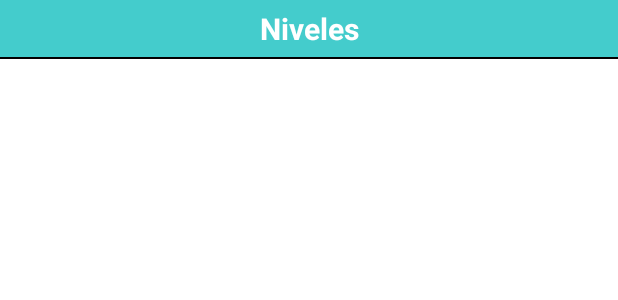
After one commit to DanielaMoreiraTorres/ToLan, an Android app: the layout fragment_niveles.xml on its own in the app's theme, with its tools: preview values and no code run, on a phone screen of 412 x 824 dp. The commit adds this screen. Shown: the top 300 px of the screen. Run offline under Robolectric (Android 15) with nearby library versions, the phone set to English and light mode, and no system bars; Roboto replaces fonts that are not available here.

Commit message:
REGISTER API USER AND CREATE FRAGMENT NIVELES

```diff
--- a/app/build.gradle
+++ b/app/build.gradle
@@ -39,6 +39,7 @@ dependencies {
     implementation 'com.squareup.retrofit2:retrofit:2.5.0'
     implementation 'com.squareup.retrofit2:converter-gson:2.5.0'
     implementation 'com.android.volley:volley:1.1.1'
+    implementation 'androidx.legacy:legacy-support-v4:1.0.0'
 
     testImplementation 'junit:junit:4.+'
     androidTestImplementation 'androidx.test.ext:junit:1.1.3'
--- /dev/null
+++ b/app/src/main/res/layout/fragment_niveles.xml
@@ -0,0 +1,44 @@
+<?xml version="1.0" encoding="utf-8"?>
+<FrameLayout xmlns:android="http://schemas.android.com/apk/res/android"
+    xmlns:tools="http://schemas.android.com/tools"
+    android:layout_width="match_parent"
+    android:layout_height="match_parent"
+    tools:context=".fragments.Niveles">
+
+    <LinearLayout
+        android:layout_width="match_parent"
+        android:layout_height="match_parent"
+        android:orientation="vertical">
+
+        <TextView
+            android:id="@+id/lblTiTleNiv"
+            android:layout_width="match_parent"
+            android:layout_height="wrap_content"
+            android:layout_centerHorizontal="true"
+            android:layout_centerVertical="true"
+            android:background="@color/principal"
+            android:padding="5dp"
+            android:text="@string/niveles"
+            android:textAlignment="center"
+            android:textColor="@color/white"
+            android:textSize="20sp"
+            android:textStyle="bold" />
+
+        <LinearLayout
+            android:layout_width="match_parent"
+            android:layout_height="1dp"
+            android:background="@color/secundario"
+            android:orientation="horizontal" />
+
+        <androidx.recyclerview.widget.RecyclerView
+            android:id="@+id/rcvNiveles"
+            android:layout_width="match_parent"
+            android:layout_height="wrap_content"
+            android:layout_marginStart="5dp"
+            android:layout_marginTop="10dp"
+            android:layout_marginEnd="5dp"
+            android:layout_marginBottom="10dp" />
+
+    </LinearLayout>
+
+</FrameLayout>
--- a/app/src/main/res/values/strings.xml
+++ b/app/src/main/res/values/strings.xml
@@ -13,5 +13,10 @@
     <string name="niveles">Niveles</string>
     <string name="subniveles">Subniveles</string>
     <string name="actividades">Actividades</string>
+    <!-- Fragment Niveles -->
+    <string name="titleNiv">Niveles</string>
+    <!-- Item Niveles -->
+    <string name="nivel">Nombre:</string>
+    <string name="descripcion">Descripción:</string>
 
 </resources>
```
Also changed, not shown: app/src/main/java/com/example/tolan/Register.java (+47 -38 lines), app/src/main/java/com/example/tolan/fragments/Niveles.java (added, +66 -0 lines), app/src/main/res/layout/activity_register.xml (+14 -13 lines), app/src/main/res/layout/item_niveles.xml (added, +81 -0 lines).
